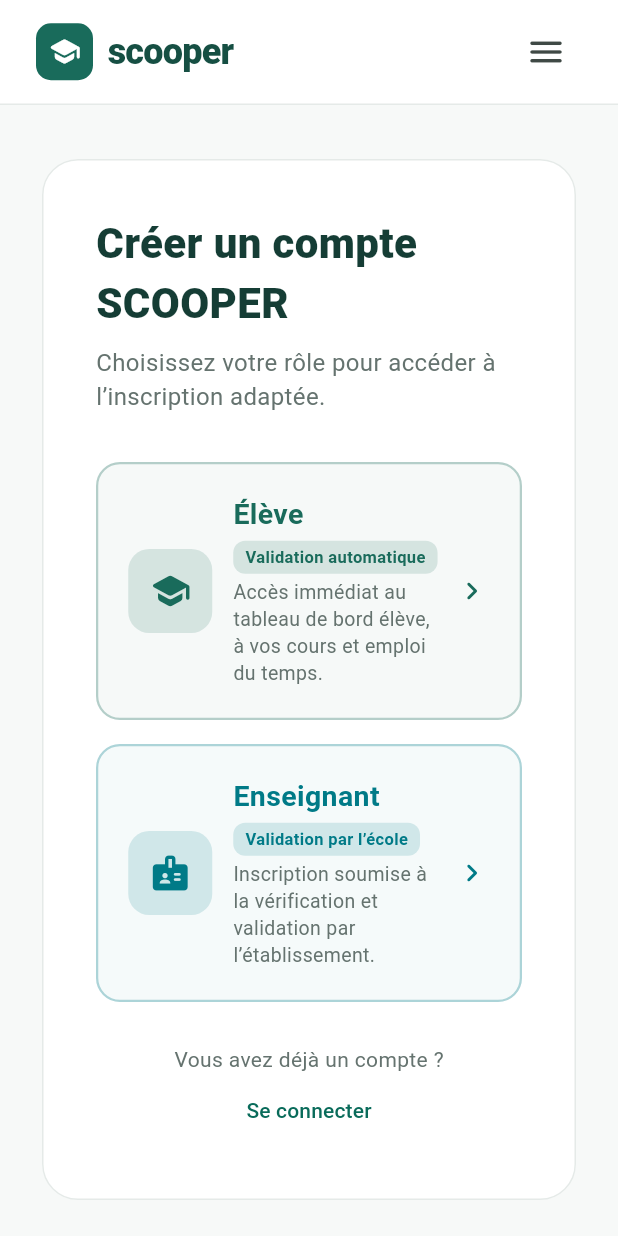
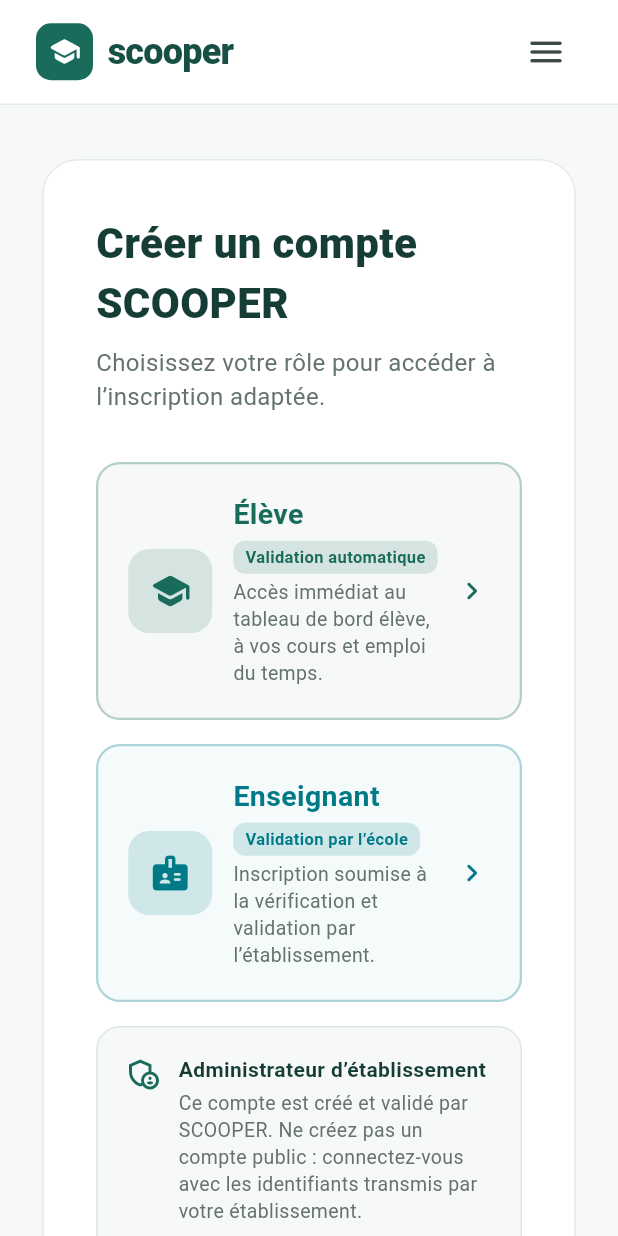
Before and after one commit to jaceziloba-cpu/scooper, a Flutter app: the screen it shows after launch, after a tap on "Rejoindre SCOOPER", on a phone screen of 412 x 824 dp. Run offline on Flutter 3.47's test engine with Material 3 defaults, Android fonts, the phone set to English and light mode, and no system bars; our stand-ins replace supabase_flutter; accounts and stored records are empty; Roboto replaces fonts that are missing (Arial).

Commit message:
feat: clarify profile fields and school admin access

```diff
--- a/lib/features/auth/presentation/register_choice_page.dart
+++ b/lib/features/auth/presentation/register_choice_page.dart
@@ -89,6 +89,52 @@
                     icon: Icons.badge_rounded,
                     color: const Color(0xFF007A87),
                     onTap: () => setState(() => _selectedRole = 'teacher'),
+                  ),
+                  const SizedBox(height: 16),
+                  Container(
+                    padding: const EdgeInsets.all(18),
+                    decoration: BoxDecoration(
+                      color: const Color(0xFFF7F9F8),
+                      borderRadius: BorderRadius.circular(16),
+                      border: Border.all(color: const Color(0xFFDDE7E3)),
+                    ),
+                    child: Row(
+                      crossAxisAlignment: CrossAxisAlignment.start,
+                      children: [
+                        const Icon(
+                          Icons.admin_panel_settings_outlined,
+                          color: Color(0xFF196B5B),
+                        ),
+                        const SizedBox(width: 12),
+                        Expanded(
+                          child: Column(
+                            crossAxisAlignment: CrossAxisAlignment.start,
+                            children: [
+                              const Text(
+                                'Administrateur d’établissement',
+                                style: TextStyle(
+                                  fontWeight: FontWeight.bold,
+                                  color: Color(0xFF153D35),
+                                ),
+                              ),
+                              const SizedBox(height: 4),
+                              const Text(
+                                'Ce compte est créé et validé par SCOOPER. Ne créez pas un compte public : connectez-vous avec les identifiants transmis par votre établissement.',
+                                style: TextStyle(
+                                  color: Color(0xFF65736F),
+                                  fontSize: 13,
+                                  height: 1.35,
+                                ),
+                              ),
+                              TextButton(
+                                onPressed: () => widget.controller.setPublicTab(PublicTab.login),
+                                child: const Text('Accéder à la connexion établissement'),
+                              ),
+                            ],
+                          ),
+                        ),
+                      ],
+                    ),
                   ),
                   const SizedBox(height: 28),
                   Wrap(
```
Also changed, not shown: lib/features/auth/presentation/complete_profile_page.dart (+9 -2 lines), lib/features/auth/presentation/login_page.dart (+29 -0 lines), lib/features/auth/presentation/register_student_page.dart (+9 -3 lines), lib/features/auth/presentation/register_teacher_page.dart (+9 -2 lines).
